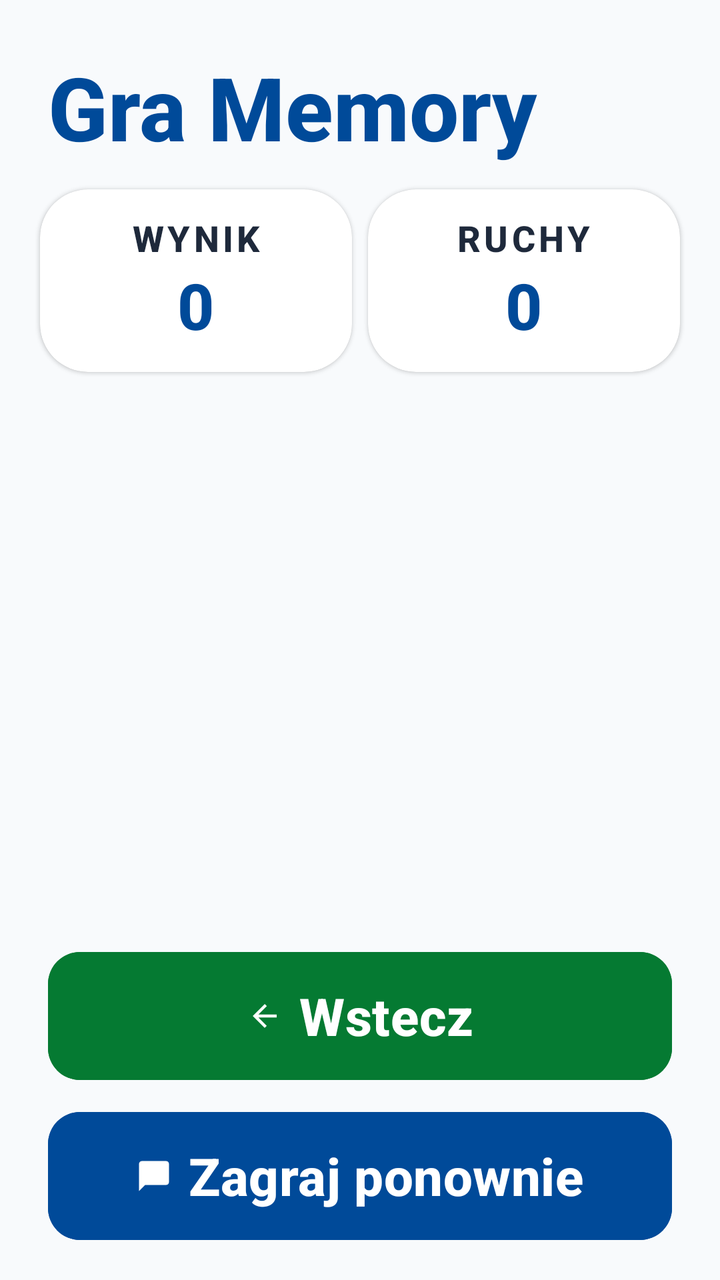
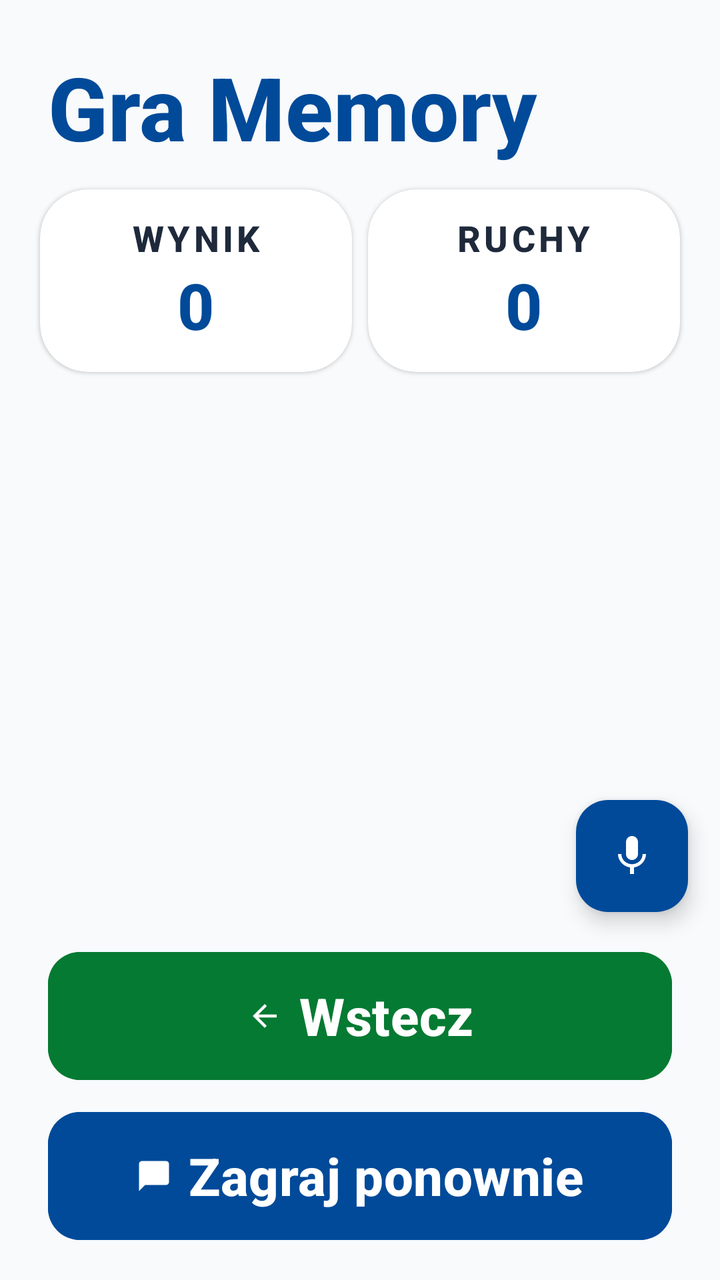

Screens rendered from an Android XML layout before and after an edit, with the pre-edit source and the edit as a unified diff.
<!-- AndroidManifest.xml: application theme Theme.Fitnessapp -->
<!-- res/layout/activity_memory_game.xml -->
<?xml version="1.0" encoding="utf-8"?>
<androidx.constraintlayout.widget.ConstraintLayout xmlns:android="http://schemas.android.com/apk/res/android"
 xmlns:app="http://schemas.android.com/apk/res-auto"
 android:layout_width="match_parent"
 android:layout_height="match_parent"
 android:background="#F8FAFC"
 android:paddingTop="24dp">

 <TextView
 android:id="@+id/tv_title"
 android:layout_width="0dp"
 android:layout_height="wrap_content"
 android:layout_marginStart="24dp"
 android:layout_marginEnd="24dp"
 android:text="Gra Memory"
 android:textColor="#004A99"
 android:textSize="44sp"
 android:textStyle="bold"
 app:layout_constraintStart_toStartOf="parent"
 app:layout_constraintEnd_toEndOf="parent"
 app:layout_constraintTop_toTopOf="parent" />

 
 <LinearLayout
 android:id="@+id/stats_container"
 android:layout_width="0dp"
 android:layout_height="wrap_content"
 android:layout_marginTop="8dp"
 android:paddingHorizontal="16dp"
 android:orientation="horizontal"
 app:layout_constraintStart_toStartOf="parent"
 app:layout_constraintEnd_toEndOf="parent"
 app:layout_constraintTop_toBottomOf="@id/tv_title">

 <androidx.cardview.widget.CardView
 android:layout_width="0dp"
 android:layout_height="wrap_content"
 android:layout_weight="1"
 android:layout_margin="4dp"
 app:cardCornerRadius="24dp"
 app:cardElevation="1dp"
 app:cardBackgroundColor="@color/white">
 <LinearLayout
 android:layout_width="match_parent"
 android:layout_height="wrap_content"
 android:orientation="vertical"
 android:padding="12dp"
 android:gravity="center">
 <TextView
 android:layout_width="wrap_content"
 android:layout_height="wrap_content"
 android:text="WYNIK"
 android:textColor="#1E293B"
 android:textSize="18sp"
 android:textStyle="bold"
 android:letterSpacing="0.1" />
 <TextView
 android:id="@+id/tv_score"
 android:layout_width="wrap_content"
 android:layout_height="wrap_content"
 android:text="0"
 android:textColor="#004A99"
 android:textSize="32sp"
 android:textStyle="bold" />
 </LinearLayout>
 </androidx.cardview.widget.CardView>

 <androidx.cardview.widget.CardView
 android:layout_width="0dp"
 android:layout_height="wrap_content"
 android:layout_weight="1"
 android:layout_margin="4dp"
 app:cardCornerRadius="24dp"
 app:cardElevation="1dp"
 app:cardBackgroundColor="@color/white">
 <LinearLayout
 android:layout_width="match_parent"
 android:layout_height="wrap_content"
 android:orientation="vertical"
 android:padding="12dp"
 android:gravity="center">
 <TextView
 android:layout_width="wrap_content"
 android:layout_height="wrap_content"
 android:text="RUCHY"
 android:textColor="#1E293B"
 android:textSize="18sp"
 android:textStyle="bold"
 android:letterSpacing="0.1" />
 <TextView
 android:id="@+id/tv_moves"
 android:layout_width="wrap_content"
 android:layout_height="wrap_content"
 android:text="0"
 android:textColor="#004A99"
 android:textSize="32sp"
 android:textStyle="bold" />
 </LinearLayout>
 </androidx.cardview.widget.CardView>
 </LinearLayout>

 <androidx.recyclerview.widget.RecyclerView
 android:id="@+id/rv_cards"
 android:layout_width="0dp"
 android:layout_height="0dp"
 android:layout_marginHorizontal="12dp"
 android:layout_marginTop="8dp"
 android:layout_marginBottom="8dp"
 android:clipToPadding="false"
 android:padding="2dp"
 android:overScrollMode="never"
 android:scrollbars="none"
 app:layout_constraintStart_toStartOf="parent"
 app:layout_constraintEnd_toEndOf="parent"
 app:layout_constraintBottom_toTopOf="@id/btn_back"
 app:layout_constraintTop_toBottomOf="@id/stats_container" />

 <Button
 android:id="@+id/btn_back"
 android:layout_width="0dp"
 android:layout_height="72dp"
 android:layout_marginHorizontal="24dp"
 android:layout_marginBottom="8dp"
 android:backgroundTint="#057A32"
 android:text="Wstecz"
 android:textAllCaps="false"
 android:textColor="@color/white"
 android:textSize="26sp"
 android:fontFamily="sans-serif-medium"
 android:textStyle="bold"
 app:icon="@drawable/ic_back"
 app:iconGravity="textStart"
 app:iconTint="@color/white"
 app:cornerRadius="16dp"
 app:layout_constraintStart_toStartOf="parent"
 app:layout_constraintEnd_toEndOf="parent"
 app:layout_constraintBottom_toTopOf="@id/btn_restart" />

 <Button
 android:id="@+id/btn_restart"
 android:layout_width="0dp"
 android:layout_height="72dp"
 android:layout_marginHorizontal="24dp"
 android:layout_marginBottom="16dp"
 android:backgroundTint="#004A99"
 android:text="Zagraj ponownie"
 android:textAllCaps="false"
 android:textColor="@color/white"
 android:textSize="26sp"
 android:fontFamily="sans-serif-medium"
 android:textStyle="bold"
 app:icon="@drawable/ic_chat"
 app:iconGravity="textStart"
 app:iconTint="@color/white"
 app:cornerRadius="16dp"
 app:layout_constraintStart_toStartOf="parent"
 app:layout_constraintEnd_toEndOf="parent"
 app:layout_constraintBottom_toBottomOf="parent" />

</androidx.constraintlayout.widget.ConstraintLayout>
<!-- resources referenced by this layout -->
<resources>
  <color name="white">#FFFFFFFF</color>
  <!-- drawable ic_back (drawable) -->
  <vector xmlns:android="http://schemas.android.com/apk/res/android"
      android:width="24dp"
      android:height="24dp"
      android:viewportWidth="24"
      android:viewportHeight="24">
      <path
          android:fillColor="#000000"
          android:pathData="M20,11H7.83l5.59,-5.59L12,4l-8,8 8,8 1.41,-1.41L7.83,13H20v-2z"/>
  </vector>
  <!-- drawable ic_chat (drawable) -->
  <vector xmlns:android="http://schemas.android.com/apk/res/android"
      android:width="24dp"
      android:height="24dp"
      android:viewportWidth="24"
      android:viewportHeight="24">
      <path
          android:fillColor="#FF000000"
          android:pathData="M20,2H4C2.9,2 2,2.9 2,4V22L6,18H20C21.1,18 22,17.1 22,16V4C22,2.9 21.1,2 20,2Z" />
  </vector>
  <style name="Theme.Fitnessapp" parent="Base.Theme.Fitnessapp" />
  <style name="Base.Theme.Fitnessapp" parent="Theme.Material3.Light.NoActionBar">
          
          <item name="android:fontFamily">sans-serif-medium</item>
          <item name="android:textAllCaps">false</item>
          <item name="android:textColor">#0F172A</item>
          <item name="android:windowBackground">#F8FAFC</item>
      </style>
</resources>

<!-- the commit's change to res/layout/activity_memory_game.xml (unified diff, before → after) -->
@@ -157,4 +157,16 @@
  app:layout_constraintEnd_toEndOf="parent"
  app:layout_constraintBottom_toBottomOf="parent" />
 
+ <com.google.android.material.floatingactionbutton.FloatingActionButton
+ android:id="@+id/fab_mic"
+ android:layout_width="wrap_content"
+ android:layout_height="wrap_content"
+ android:layout_margin="16dp"
+ android:src="@drawable/ic_mic"
+ app:tint="@color/white"
+ app:backgroundTint="#004A99"
+ app:fabSize="normal"
+ app:layout_constraintBottom_toTopOf="@id/btn_back"
+ app:layout_constraintEnd_toEndOf="parent" />
+
 </androidx.constraintlayout.widget.ConstraintLayout>
<!-- resource entries referenced after the edit -->
@@ -21,6 +21,16 @@
           android:fillColor="#FF000000"
           android:pathData="M20,2H4C2.9,2 2,2.9 2,4V22L6,18H20C21.1,18 22,17.1 22,16V4C22,2.9 21.1,2 20,2Z" />
   </vector>
+  <!-- drawable ic_mic (drawable) -->
+  <vector xmlns:android="http://schemas.android.com/apk/res/android"
+      android:width="24dp"
+      android:height="24dp"
+      android:viewportWidth="24"
+      android:viewportHeight="24">
+      <path
+          android:fillColor="#1A5DFF"
+          android:pathData="M12,14c1.66,0 3,-1.34 3,-3V5c0,-1.66 -1.34,-3 -3,-3S9,3.34 9,5v6C9,12.66 10.34,14 12,14zM17.3,11c0,3 -2.54,5.1 -5.3,5.1S6.7,14 6.7,11H5c0,3.41 2.72,6.23 6,6.72V21h2v-3.28c3.28,-0.49 6,-3.31 6,-6.72H17.3z"/>
+  </vector>
   <style name="Theme.Fitnessapp" parent="Base.Theme.Fitnessapp" />
   <style name="Base.Theme.Fitnessapp" parent="Theme.Material3.Light.NoActionBar">
           
